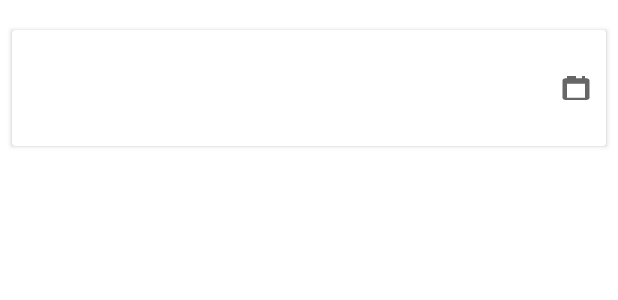
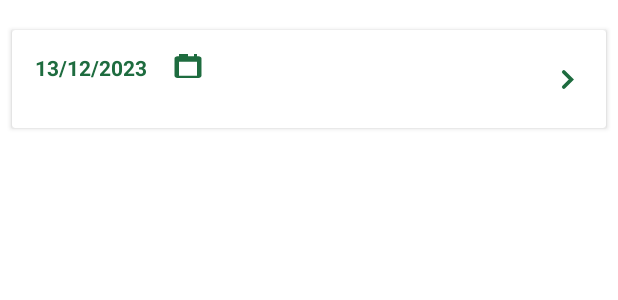
Before and after one commit to CONDHOMINUS/APP-Condhominus, an Android app built with Jetpack Compose: the layout view_card_item_list.xml on its own in the app's theme, with its tools: preview values and no code run, on a phone screen of 412 x 824 dp. Shown: the top 300 px of the screen. Run offline under Robolectric (Android 15) with nearby library versions, the phone set to English and light mode, and no system bars.

Commit message:
Ajuste layout item

```diff
--- a/app/src/main/java/com/example/condhominus/view/scheduling/adapter/AvailableSchedulesAdapters.kt
+++ b/app/src/main/java/com/example/condhominus/view/scheduling/adapter/AvailableSchedulesAdapters.kt
@@ -4,6 +4,7 @@ import android.view.ViewGroup
 import android.widget.BaseAdapter
 import android.widget.TextView
 import com.example.condhominus.R
+import com.example.condhominus.ext.visible
 import com.example.condhominus.model.AvailableSchedulesResponse
 import com.example.condhominus.model.Schedule
 import java.time.OffsetDateTime
@@ -28,18 +29,23 @@ class AvailableSchedulesAdapters(
         var dateView: TextView = view.findViewById(R.id.availableDateView)
         var periodMorningView: TextView = view.findViewById(R.id.periodMorningView)
         var periodAfternoonView: TextView = view.findViewById(R.id.periodAfternoonView)
-        var slashPeriodView: TextView = view.findViewById(R.id.slashMorningView)
 
         var items: Schedule = availableSchedules.agendas[position]
 
         dateView.text = formatForPTBrDate(items.data)
 
         if (items.periodos.periodoManha != null && items.periodos.periodoManha == 1) {
-            periodMorningView.text = "Manhã"
+            periodMorningView.apply {
+                visible()
+                text = "Manhã"
+            }
         }
 
         if (items.periodos.periodoTarde != null && items.periodos.periodoTarde == 2) {
-            periodAfternoonView.text = "Tarde"
+            periodAfternoonView.apply {
+                visible()
+                text = "Tarde"
+            }
         }
 
         view.setOnClickListener {
--- /dev/null
+++ b/app/src/main/res/drawable/ic_arrow_black_right.xml
@@ -0,0 +1,12 @@
+<vector xmlns:android="http://schemas.android.com/apk/res/android"
+    android:width="40dp"
+    android:height="40dp"
+    android:viewportWidth="40"
+    android:viewportHeight="40">
+    <path
+        android:fillColor="#00000000"
+        android:pathData="M17.5,16.0004l4,4 -4,4"
+        android:strokeWidth="2"
+        android:strokeColor="@color/green_pattern_secondary"
+        android:strokeLineCap="round" />
+</vector>
--- a/app/src/main/res/drawable/ic_calendar.xml
+++ b/app/src/main/res/drawable/ic_calendar.xml
@@ -1,11 +1,11 @@
 <vector xmlns:android="http://schemas.android.com/apk/res/android"
     android:width="24dp"
     android:height="17dp"
+    android:autoMirrored="true"
+    android:tint="@color/green_pattern_secondary"
     android:viewportWidth="24"
-    android:viewportHeight="24"
-    android:tint="?attr/colorControlNormal"
-    android:autoMirrored="true">
+    android:viewportHeight="24">
     <path
         android:fillColor="@android:color/white"
-        android:pathData="M19,3h-1V1h-2v2H8V1H6v2H5c-1.1,0 -1.99,0.9 -1.99,2L3,21c0,1.1 0.89,2 1.99,2h14c1.1,0 2,-0.9 2,-2V5c0,-1.1 -0.9,-2 -2,-2zm-7,0h-4V1h4v2zm6,18H6V8h12v13z"/>
+        android:pathData="M19,3h-1V1h-2v2H8V1H6v2H5c-1.1,0 -1.99,0.9 -1.99,2L3,21c0,1.1 0.89,2 1.99,2h14c1.1,0 2,-0.9 2,-2V5c0,-1.1 -0.9,-2 -2,-2zm-7,0h-4V1h4v2zm6,18H6V8h12v13z" />
 </vector>
--- a/app/src/main/res/layout/view_card_item_list.xml
+++ b/app/src/main/res/layout/view_card_item_list.xml
@@ -1,75 +1,87 @@
 <?xml version="1.0" encoding="utf-8"?>
 <androidx.cardview.widget.CardView xmlns:android="http://schemas.android.com/apk/res/android"
+    xmlns:app="http://schemas.android.com/apk/res-auto"
+    xmlns:tools="http://schemas.android.com/tools"
     android:layout_width="match_parent"
     android:layout_height="wrap_content"
-    android:layout_marginLeft="8dp"
-    android:layout_marginTop="20dp"
-    android:layout_marginRight="8dp"
-    android:layout_marginBottom="8dp"
-    android:padding="8dp">
+    android:layout_marginHorizontal="8dp"
+    android:layout_marginVertical="20dp"
+    android:padding="10dp">
 
-    <LinearLayout
+    <androidx.constraintlayout.widget.ConstraintLayout
         android:layout_width="match_parent"
         android:layout_height="wrap_content"
         android:orientation="horizontal">
 
-        <LinearLayout
-            android:layout_width="0dp"
+        <TextView
+            android:id="@+id/availableDateView"
+            android:layout_width="wrap_content"
             android:layout_height="wrap_content"
-            android:layout_weight="1"
-            android:gravity="start"
-            android:orientation="vertical"
-            android:padding="8dp">
+            android:padding="15dp"
+            android:textStyle="bold"
+            android:textColor="@color/green_pattern_secondary"
+            app:layout_constraintBottom_toTopOf="@+id/periodsViewGroup"
+            app:layout_constraintEnd_toEndOf="parent"
+            app:layout_constraintHorizontal_bias="0"
+            app:layout_constraintStart_toStartOf="parent"
+            app:layout_constraintTop_toTopOf="parent"
+            tools:text="13/12/2023" />
 
-            <TextView
-                android:id="@+id/availableDateView"
-                android:layout_width="match_parent"
-                android:layout_height="wrap_content"
-                android:textStyle="bold"/>
-
-        </LinearLayout>
+        <ImageView
+            android:id="@+id/calendarView"
+            android:layout_width="wrap_content"
+            android:layout_height="wrap_content"
+            android:paddingTop="15dp"
+            android:src="@drawable/ic_calendar"
+            android:textStyle="bold"
+            app:layout_constraintBottom_toBottomOf="parent"
+            app:layout_constraintStart_toEndOf="@+id/availableDateView"
+            app:layout_constraintTop_toTopOf="parent"
+            app:layout_constraintVertical_bias="0" />
 
         <LinearLayout
+            android:id="@+id/periodsViewGroup"
             android:layout_width="wrap_content"
             android:layout_height="wrap_content"
-            android:gravity="center_vertical|end">
+            android:paddingStart="15dp"
+            android:paddingBottom="15dp"
+            app:layout_constraintBottom_toBottomOf="parent"
+            app:layout_constraintEnd_toEndOf="parent"
+            app:layout_constraintHorizontal_bias="0"
+            app:layout_constraintStart_toStartOf="parent"
+            app:layout_constraintTop_toBottomOf="@+id/availableDateView">
 
             <TextView
                 android:id="@+id/periodMorningView"
                 android:layout_width="wrap_content"
-                android:layout_height="47dp"
-                android:layout_marginTop="30dp"
+                android:layout_height="wrap_content"
                 android:layout_marginEnd="2dp"
-                android:textStyle="bold"/>
-
-            <TextView
-                android:id="@+id/slashMorningView"
-                android:layout_width="wrap_content"
-                android:layout_height="47dp"
-                android:layout_marginTop="30dp"
-                android:layout_marginEnd="2dp"
-                android:text="/"
+                android:paddingTop="10dp"
+                android:paddingEnd="10dp"
+                android:textStyle="bold"
                 android:visibility="gone"
-                android:textStyle="bold"/>
+                tools:text="Manhã" />
 
             <TextView
                 android:id="@+id/periodAfternoonView"
                 android:layout_width="wrap_content"
-                android:layout_height="47dp"
-                android:layout_marginTop="30dp"
-                android:layout_marginEnd="15dp"
-                android:textStyle="bold"/>
-
-            <ImageView
-                android:id="@+id/calendarView"
-                android:layout_width="wrap_content"
                 android:layout_height="wrap_content"
-                android:layout_marginEnd="8dp"
-                android:src="@drawable/ic_calendar"
-                android:textStyle="bold"/>
-
+                android:paddingTop="10dp"
+                android:textStyle="bold"
+                android:visibility="gone"
+                tools:text="Tarde" />
         </LinearLayout>
 
-    </LinearLayout>
+        <ImageView
+            android:layout_width="50dp"
+            android:layout_height="50dp"
+            android:src="@drawable/ic_arrow_black_right"
+            app:layout_constraintBottom_toBottomOf="parent"
+            app:layout_constraintEnd_toEndOf="parent"
+            app:layout_constraintHorizontal_bias="1"
+            app:layout_constraintStart_toStartOf="parent"
+            app:layout_constraintTop_toTopOf="parent" />
+
+    </androidx.constraintlayout.widget.ConstraintLayout>
 
 </androidx.cardview.widget.CardView>
```
